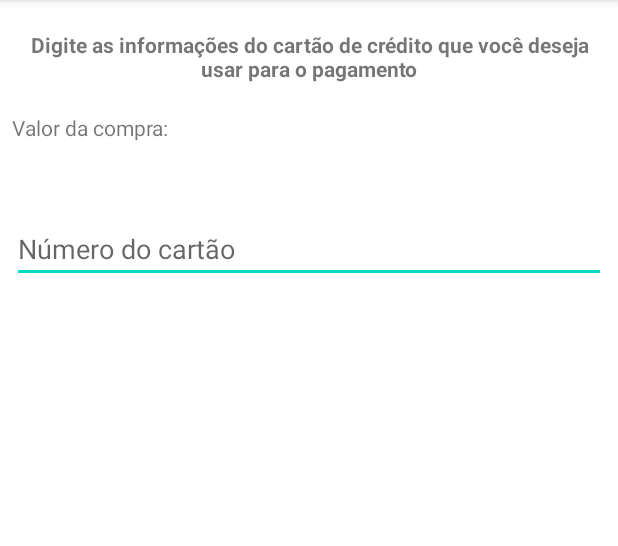
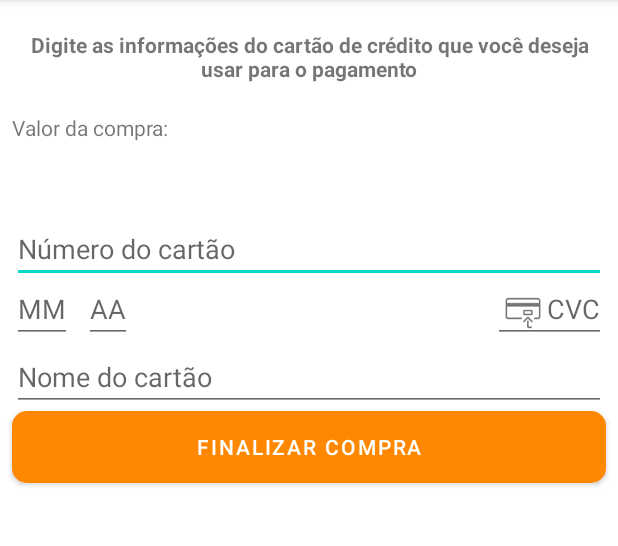
Before and after one commit to leandroalsilva/Alura_Android_Parte_V, an Android app: the screen it shows after launch (PagamentoActivity), on a phone screen of 412 x 824 dp, the part 84-630 px from its top. Run offline under Robolectric (Android 15) with nearby library versions, the phone set to English and light mode, and no system bars.

Commit message:
Implementando inputs

```diff
--- a/app/src/main/res/layout/activity_pagamento.xml
+++ b/app/src/main/res/layout/activity_pagamento.xml
@@ -7,7 +7,7 @@
     tools:context=".ui.activity.PagamentoActivity">
 
     <TextView
-        android:id="@+id/textView"
+        android:id="@+id/pagamento_orientacao"
         android:layout_width="0dp"
         android:layout_height="wrap_content"
         android:layout_marginStart="20dp"
@@ -22,37 +22,96 @@
         app:layout_constraintTop_toTopOf="parent" />
 
     <TextView
-        android:id="@+id/textView2"
+        android:id="@+id/pagamento_valor_da_compra"
         android:layout_width="wrap_content"
         android:layout_height="wrap_content"
         android:layout_marginStart="8dp"
         android:layout_marginTop="20dp"
         android:text="Valor da compra:"
         app:layout_constraintStart_toStartOf="parent"
-        app:layout_constraintTop_toBottomOf="@+id/textView" />
+        app:layout_constraintTop_toBottomOf="@+id/pagamento_orientacao" />
 
     <TextView
-        android:id="@+id/textView3"
+        android:id="@+id/pagamento_preco_pacote"
         android:layout_width="wrap_content"
         android:layout_height="wrap_content"
         android:layout_marginTop="8dp"
         android:textColor="@android:color/holo_green_dark"
         android:textSize="24sp"
-        app:layout_constraintStart_toStartOf="@+id/textView2"
-        app:layout_constraintTop_toBottomOf="@+id/textView2"
+        app:layout_constraintStart_toStartOf="@+id/pagamento_valor_da_compra"
+        app:layout_constraintTop_toBottomOf="@+id/pagamento_valor_da_compra"
         tools:text="R$ 421, 50" />
 
     <EditText
-        android:id="@+id/editTextTextPersonName"
+        android:id="@+id/pagamento_numero_cartao"
         android:layout_width="0dp"
         android:layout_height="wrap_content"
         android:layout_marginStart="8dp"
         android:layout_marginTop="8dp"
         android:layout_marginEnd="8dp"
         android:hint="Número do cartão"
+        android:inputType="number"
         android:maxLength="12"
-        android:inputType="number"
         app:layout_constraintEnd_toEndOf="parent"
         app:layout_constraintStart_toStartOf="parent"
-        app:layout_constraintTop_toBottomOf="@+id/textView3" />
+        app:layout_constraintTop_toBottomOf="@+id/pagamento_preco_pacote" />
+
+    <EditText
+        android:id="@+id/pagamento_mes_cartao"
+        android:layout_width="wrap_content"
+        android:layout_height="40dp"
+        android:hint="MM"
+        android:inputType="number"
+        android:maxLength="2"
+        android:textAlignment="center"
+        app:layout_constraintStart_toStartOf="@id/pagamento_numero_cartao"
+        app:layout_constraintBottom_toBottomOf="@id/pagamento_cvc_cartao"/>
+
+    <EditText
+        android:id="@+id/pagamento_ano_cartao"
+        android:layout_width="wrap_content"
+        android:layout_height="40dp"
+        android:layout_marginLeft="8dp"
+        android:hint="AA"
+        android:inputType="number"
+        android:maxLength="2"
+        android:textAlignment="center"
+        app:layout_constraintStart_toEndOf="@id/pagamento_mes_cartao"
+        app:layout_constraintBottom_toBottomOf="@id/pagamento_cvc_cartao" />
+
+    <EditText
+        android:id="@+id/pagamento_cvc_cartao"
+        android:layout_width="wrap_content"
+        android:layout_height="40dp"
+        android:hint="CVC"
+        android:inputType="number"
+        android:maxLength="3"
+        android:drawableStart="@drawable/ic_cvc_cartao_de_credito"
+        app:layout_constraintEnd_toEndOf="@id/pagamento_numero_cartao"
+        app:layout_constraintTop_toBottomOf="@id/pagamento_numero_cartao" />
+
+    <EditText
+        android:id="@+id/pagamento_nome_cartao"
+        android:layout_width="0dp"
+        android:layout_height="wrap_content"
+        android:layout_marginStart="8dp"
+        android:layout_marginEnd="8dp"
+        android:hint="Nome do cartão"
+        android:inputType="text"
+        android:maxLength="12"
+        app:layout_constraintEnd_toEndOf="parent"
+        app:layout_constraintStart_toStartOf="parent"
+        app:layout_constraintTop_toBottomOf="@+id/pagamento_cvc_cartao" />
+
+    <Button
+        android:id="@+id/pagamento_finalizar_compra"
+        android:layout_width="0dp"
+        android:layout_height="wrap_content"
+        android:background="@drawable/botao_redondo_laranja"
+        android:text="Finalizar compra"
+        app:backgroundTint="@android:color/holo_orange_dark"
+        app:layout_constraintEnd_toEndOf="@+id/pagamento_nome_cartao"
+        app:layout_constraintStart_toStartOf="@+id/pagamento_nome_cartao"
+        app:layout_constraintTop_toBottomOf="@+id/pagamento_nome_cartao" />
+
 </androidx.constraintlayout.widget.ConstraintLayout>
```
Also changed, not shown: app/src/main/res/drawable-hdpi/ic_cvc_cartao_de_credito.png (added), app/src/main/res/drawable-mdpi/ic_cvc_cartao_de_credito.png (added), app/src/main/res/drawable-xhdpi/ic_cvc_cartao_de_credito.png (added), app/src/main/res/drawable-xxhdpi/ic_cvc_cartao_de_credito.png (added), app/src/main/res/drawable-xxxhdpi/ic_cvc_cartao_de_credito.png (added).
